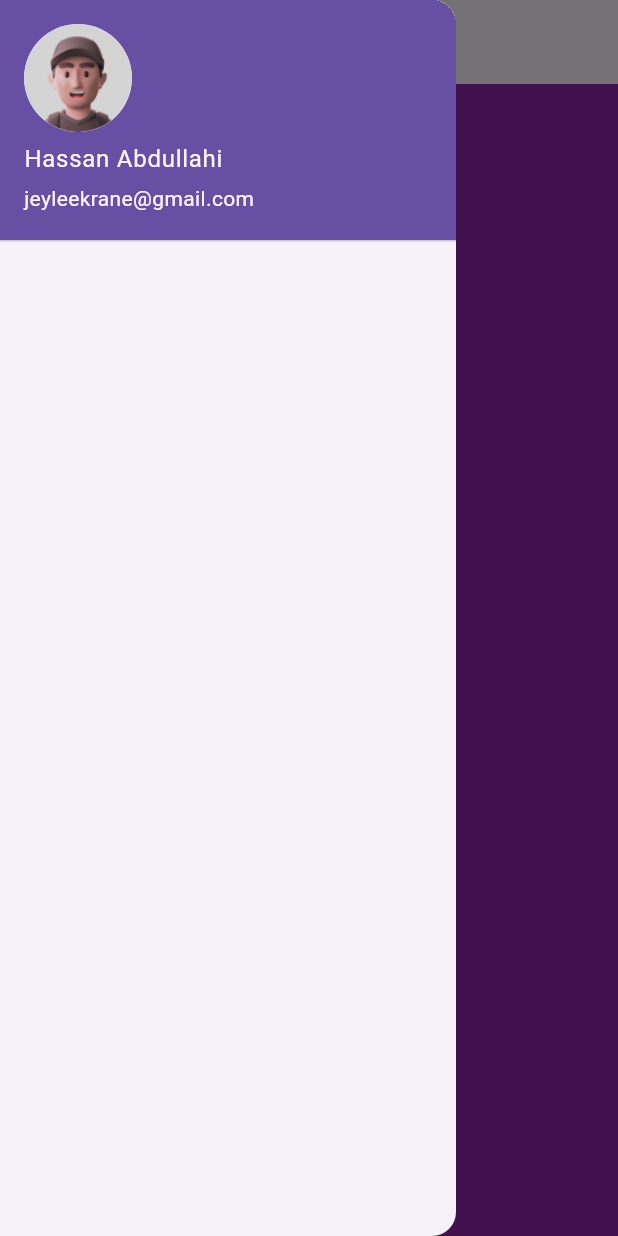
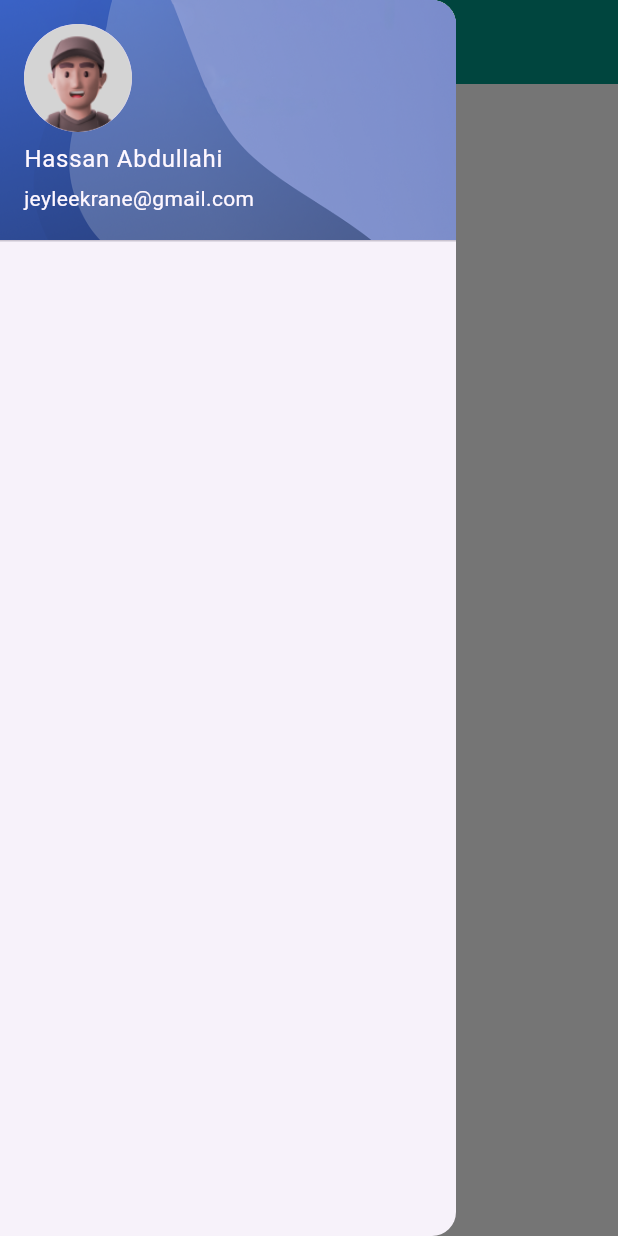
Before and after one commit to jeyleekrane/logingPage_flutter, a Flutter app: the screen it shows after launch, with the side drawer open, on a phone screen of 412 x 824 dp. Run offline on Flutter 3.47's test engine with Material 3 defaults, Android fonts, the phone set to English and light mode, and no system bars.

Commit message:
backgroung image and clipoval applied

```diff
--- a/lib/loginpage.dart
+++ b/lib/loginpage.dart
@@ -7,16 +7,20 @@ class Loginpage extends StatelessWidget {
   @override
   Widget build(BuildContext context) {
     return Scaffold(
-      backgroundColor: Colors.purple[600],
+      backgroundColor: Colors.white,
       appBar: AppBar(
         title: Text(
+
           "Rapid Tech",
           style: TextStyle(
             color: Colors.black,
             fontWeight: FontWeight.bold,
             fontSize: 16.0,
           ),
+
         ),
+        backgroundColor: Colors.teal,
+
         centerTitle: true,
       ),
       body: Container(
--- a/lib/main.dart
+++ b/lib/main.dart
@@ -3,6 +3,7 @@ import 'package:simpleloginpage/loginpage.dart';
 
 void main() {
   runApp(MaterialApp(
-    home:Loginpage()
+    home:Loginpage(),
+        debugShowCheckedModeBanner: false,
   ));
 }
--- a/lib/myprofiledrawer.dart
+++ b/lib/myprofiledrawer.dart
@@ -6,17 +6,24 @@ class Myprofiledrawer extends StatelessWidget {
   @override
   Widget build(BuildContext context) {
     return Drawer(
+
       child: ListView(
+        padding: EdgeInsets.zero,
         children: [
           UserAccountsDrawerHeader(
             accountName: Text("Hassan Abdullahi"),
             accountEmail: Text("jeyleekrane@gmail.com"),
             currentAccountPicture: CircleAvatar(
               child: ClipOval(
-                child: Image.asset('assets/images/user.png' , fit: BoxFit.cover,),
-
+                child: Image.asset(
+                  'assets/images/user.png',
+                  fit: BoxFit.cover,
+                  height: 100,
+                  width: 100,
+                ),
               ),
             ),
+            decoration: BoxDecoration(image: DecorationImage(image: AssetImage("assets/images/bg1.png"),fit: BoxFit.cover),),
           ),
         ],
       ),
```
